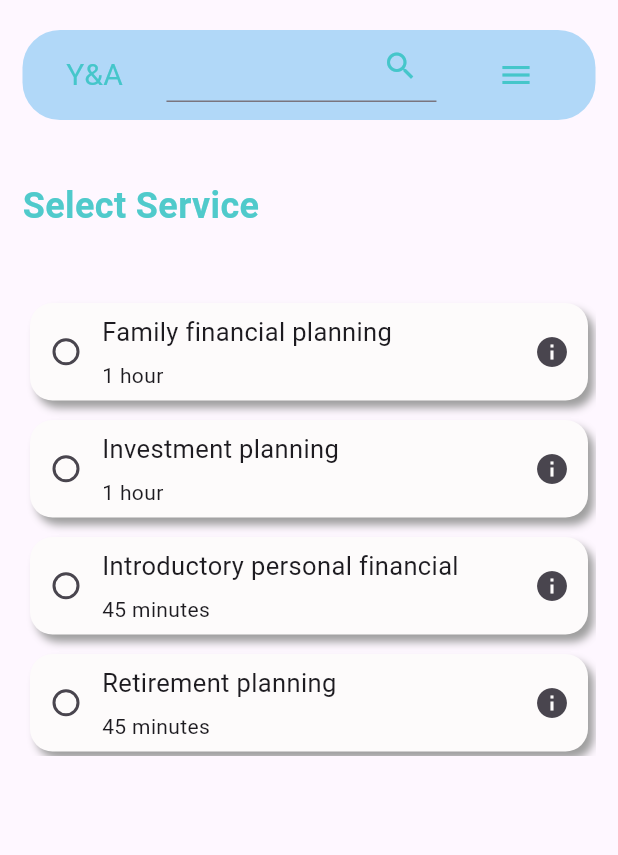
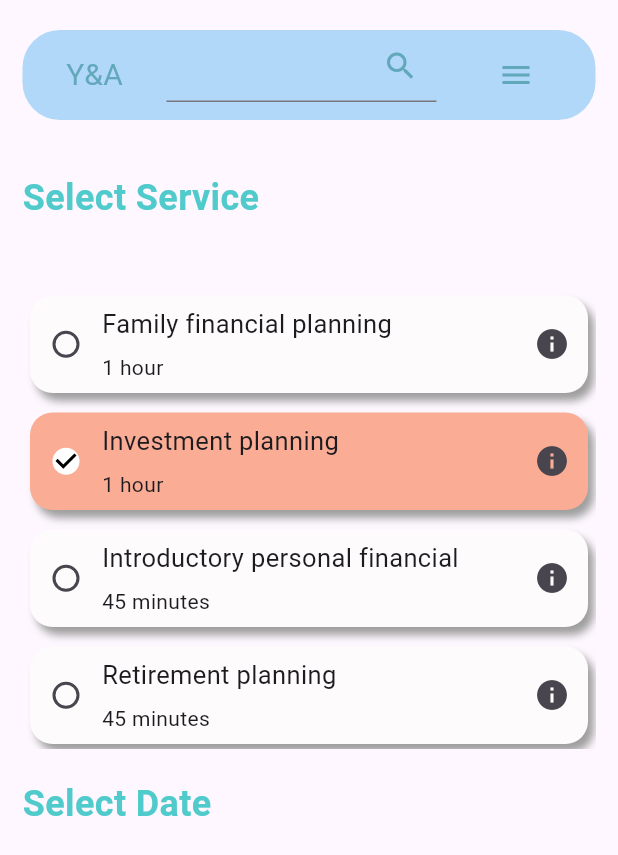
Before and after one commit to Vaibhav77e/appointment, a Flutter app: the screen it shows after launch, on a phone screen of 412 x 824 dp. Shown: the top 855 px of the screen. Run offline on Flutter 3.47's test engine with Material 2 defaults, Android fonts, the phone set to English and light mode, and no system bars; our stand-ins replace table_calendar.

Commit message:
done something

```diff
--- /dev/null
+++ b/lib/const/constants.dart
@@ -0,0 +1,3 @@
+// class GlobalColor{
+//  color Color.fromARGB(219, 208, 232, 242)
+// }
--- a/lib/myhomepage.dart
+++ b/lib/myhomepage.dart
@@ -1,3 +1,4 @@
+import 'package:appointment/imported/calendar.dart';
 import 'package:flutter/material.dart';
 import './widgets/customListview.dart';
 
@@ -12,7 +13,8 @@ class _MyHomePageState extends State<MyHomePage> {
   Widget build(BuildContext context) {
     return Scaffold(
       //  backgroundColor: Colors.white,
-      body: SafeArea(
+      body: SingleChildScrollView(
+        child: SafeArea(
           child: Padding(
             padding: const EdgeInsets.symmetric(horizontal: 15.0),
             child:
@@ -33,7 +35,8 @@ class _MyHomePageState extends State<MyHomePage> {
                     const Text(
                       'Y&A',
                       style: TextStyle(
-                        fontSize: 20, color: Color.fromARGB(219, 51, 195, 195)),
+                          fontSize: 20,
+                          color: Color.fromARGB(219, 85, 160, 177)),
                     ),
                     Row(
                       children: [
@@ -43,13 +46,14 @@ class _MyHomePageState extends State<MyHomePage> {
                           child: TextFormField(
                               controller: searchController,
                               decoration: InputDecoration(
-                              fillColor: const Color.fromARGB(
-                                  219, 51, 195, 195), //not working
+                                fillColor:
+                                    const Color.fromARGB(219, 208, 232, 242),
+                                //not working
                                 suffixIcon: IconButton(
                                     onPressed: () {},
                                     icon: const Icon(Icons.search),
-                                  color:
-                                      const Color.fromARGB(219, 51, 195, 195)),
+                                    color: const Color.fromARGB(
+                                        219, 85, 160, 177)),
                               )),
                         ),
                       ],
@@ -57,13 +61,13 @@ class _MyHomePageState extends State<MyHomePage> {
                     IconButton(
                       onPressed: () {},
                       icon: const Icon(Icons.menu),
-                    color: const Color.fromARGB(219, 51, 195, 195),
+                      color: const Color.fromARGB(219, 85, 160, 177),
                     ),
                   ],
                 ),
               ),
               const SizedBox(
-              height: 40,
+                height: 35,
               ),
               const Text(
                 'Select Service',
@@ -80,8 +84,30 @@ class _MyHomePageState extends State<MyHomePage> {
                 height: 310,
                 //color: Colors.greenAccent,
                 child: CustomListView(),
-            )
+              ),
+              const SizedBox(
+                height: 20,
+              ),
+              GestureDetector(
+                onTap: () => Navigator.of(context).push(
+                  MaterialPageRoute(
+                    builder: (builderctx) => Calendar(),
+                  ),
+                ),
+                child: const Text(
+                  'Select Date',
+                  style: TextStyle(
+                    fontSize: 24,
+                    fontWeight: FontWeight.bold,
+                    color: Color.fromARGB(219, 51, 195, 195),
+                  ),
+                ),
+              ),
+              const SizedBox(
+                height: 5,
+              ),
             ]),
+          ),
         ),
       ),
     );
--- a/lib/widgets/customListview.dart
+++ b/lib/widgets/customListview.dart
@@ -1,3 +1,4 @@
+import 'package:appointment/widgets/serviceOffered.dart';
 import 'package:flutter/material.dart';
 
 // ignore: must_be_immutable
@@ -22,6 +23,12 @@ class _CustomListViewState extends State<CustomListView> {
     });
   }
 
+  void checkedVal(bool? value, int index) {
+    setState(() {
+      requiredData[index][2] = !requiredData[index][2];
+    });
+  }
+
   @override
   Widget build(BuildContext context) {
     return ListView.builder(
@@ -29,73 +36,13 @@ class _CustomListViewState extends State<CustomListView> {
       itemCount: requiredData.length,
       itemBuilder: (context, index) => Padding(
         padding: const EdgeInsets.only(top: 8.0, bottom: 5),
-        child: Container(
-          margin: const EdgeInsets.symmetric(horizontal: 5),
-          height: 65,
-          width: double.infinity,
-          decoration: BoxDecoration(
-              color: const Color.fromARGB(255, 253, 251, 251),
-              borderRadius: BorderRadius.circular(15),
-              boxShadow: [
-                BoxShadow(
-                    color: Colors.grey.shade500,
-                    blurRadius: 4,
-                    offset: const Offset(4, 5)),
-              ]),
-          child: Row(
-            mainAxisAlignment: MainAxisAlignment.spaceBetween,
-            children: [
-              Row(
-                mainAxisAlignment: MainAxisAlignment.spaceEvenly,
-                children: [
-                  // Radio(value: '', groupValue: null, onChanged: null,activeColor: ,),
-                  Checkbox(
-                      shape: CircleBorder(),
-                      value: selectVal,
-                      onChanged: (value) {
-                        setState(() {
-                          selectVal = value!;
-                          print(requiredData[index][2] = value);
-                          print(requiredData[index][0]);
-                        });
-                      }),
-                  Column(
-                    crossAxisAlignment: CrossAxisAlignment.start,
-                    mainAxisAlignment: MainAxisAlignment.spaceEvenly,
-                    children: [
-                      Text(
-                        requiredData[index][0].toString(),
-                        style: const TextStyle(fontSize: 17),
-                      ),
-                      Text(
-                        requiredData[index][1].toString(),
-                      ),
-                    ],
-                  ),
-                ],
-              ),
-              IconButton(onPressed: () {}, icon: const Icon(Icons.info_sharp)),
-            ],
-          ),
+        child: ServiceOffer(
+          value: requiredData[index][2],
+          onChanged: (value) => checkedVal(value, index),
+          textData: requiredData[index][0],
+          textData_2: requiredData[index][1],
         ),
       ),
     );
   }
 }
-
-
-
-
-
-
-
-        // Checkbox(
-        //               shape: CircleBorder(),
-        //               value: selectVal,
-        //               onChanged: (value) {
-        //                 setState(() {
-        //                   selectVal = value!;
-        //                   print(requiredData[index][2] = value);
-        //                   print(requiredData[index][0]);
-        //                 });
-        //               }),
--- a/lib/widgets/serviceOffered.dart
+++ b/lib/widgets/serviceOffered.dart
@@ -1,10 +1,65 @@
 import 'package:flutter/material.dart';
 
+// ignore: must_be_immutable
 class ServiceOffer extends StatelessWidget {
-  const ServiceOffer({super.key});
+  final bool? value;
+
+  Function(bool?)? onChanged;
+  final String textData;
+  final String textData_2;
+
+  ServiceOffer(
+      {required this.value,
+      required this.onChanged,
+      required this.textData,
+      required this.textData_2});
 
   @override
   Widget build(BuildContext context) {
-    return Container();
+    return Container(
+        margin: const EdgeInsets.symmetric(horizontal: 5),
+        height: 65,
+        width: double.infinity,
+        decoration: BoxDecoration(
+            color: value!
+                ? const Color.fromARGB(255, 251, 172, 148)
+                : const Color.fromARGB(255, 253, 251, 251),
+            borderRadius: BorderRadius.circular(15),
+            boxShadow: [
+              BoxShadow(
+                  color: Colors.grey.shade500,
+                  blurRadius: 4,
+                  offset: const Offset(4, 5)),
+            ]),
+        child: Row(
+          mainAxisAlignment: MainAxisAlignment.spaceBetween,
+          children: [
+            Row(
+              mainAxisAlignment: MainAxisAlignment.spaceEvenly,
+              children: [
+                Checkbox(
+                    shape: const CircleBorder(),
+                    activeColor: Colors.white,
+                    checkColor: Colors.black,
+                    value: value,
+                    onChanged: onChanged),
+                Column(
+                  crossAxisAlignment: CrossAxisAlignment.start,
+                  mainAxisAlignment: MainAxisAlignment.spaceEvenly,
+                  children: [
+                    Text(
+                      textData,
+                      style: const TextStyle(fontSize: 17),
+                    ),
+                    Text(
+                      textData_2,
+                    ),
+                  ],
+                ),
+              ],
+            ),
+            IconButton(onPressed: () {}, icon: const Icon(Icons.info_sharp)),
+          ],
+        ));
   }
 }
--- a/pubspec.yaml
+++ b/pubspec.yaml
@@ -35,6 +35,7 @@ dependencies:
   # The following adds the Cupertino Icons font to your application.
   # Use with the CupertinoIcons class for iOS style icons.
   cupertino_icons: ^1.0.2
+  table_calendar: ^3.0.9
 
 dev_dependencies:
   flutter_test:
```
Also changed, not shown: lib/imported/calendar.dart (added, +98 -0 lines), lib/widgets/customGrid.dart (added, +56 -0 lines), pubspec.lock. Lines whose indentation alone changed are shown as unchanged.
